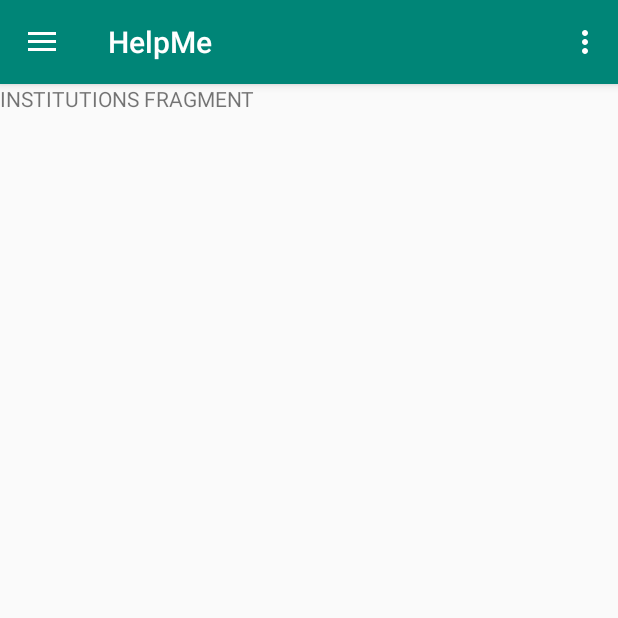
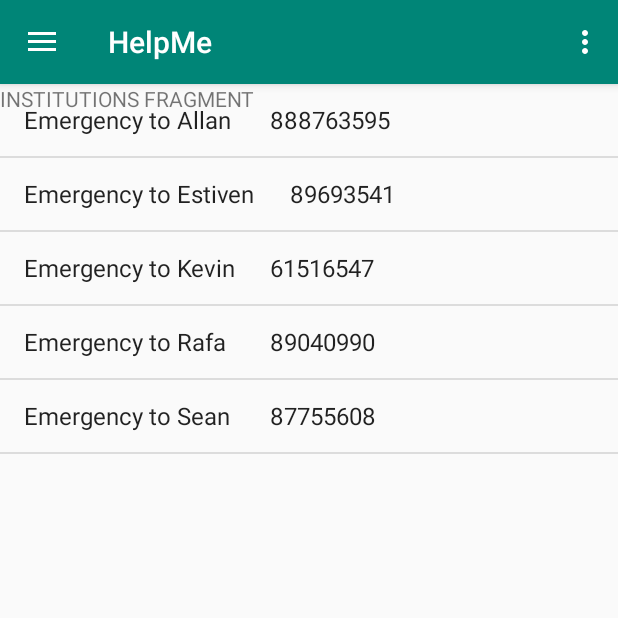
Before and after one commit to Rafa3094/HelpMe, an Android app: the screen it shows after launch (MainActivity), in the side drawer, after a tap on "Institutions", on a phone screen of 412 x 824 dp, the top half of it. Run offline under Robolectric (Android 15) with nearby library versions, the phone set to English and light mode, and no system bars.

Commit message:
Layout num.emergencia y funcionalidad

```diff
--- a/app/src/main/AndroidManifest.xml
+++ b/app/src/main/AndroidManifest.xml
@@ -9,10 +9,10 @@
 <!--Permisos para para la aplicacion helpme-->
     <uses-permission android:name="android.permission.SEND_SMS" />
     <uses-permission android:name="android.permission.CALL_PHONE" />
+    <uses-permission android:name="android.permission.READ_PHONE_STATE" />
     <uses-permission android:name="android.permission.ACCESS_FINE_LOCATION" />
     <uses-permission android:name="android.permission.ACCESS_COARSE_LOCATION" /> <!--Se utiliza para la localización del GPS-->
     <uses-permission android:name="android.permission.RECEIVE_SMS"/>
-
     <uses-permission android:name="android.permission.ACCESS_WIFI_STATE" />
 <!--*****************************************-->
 
--- a/app/src/main/java/com/helpme/Entities/EmergencyNumber.java
+++ b/app/src/main/java/com/helpme/Entities/EmergencyNumber.java
@@ -1,4 +1,38 @@
 package com.helpme.Entities;
 
 public class EmergencyNumber {
+
+    private String name;
+    private int phone;
+
+    public EmergencyNumber() {
+    }
+
+    public EmergencyNumber(String name, int phone) {
+        this.name = name;
+        this.phone = phone;
+    }
+
+    public String getName() {
+        return name;
+    }
+
+    public int getPhone() {
+        return phone;
+    }
+
+    public void setName(String name) {
+        this.name = name;
+    }
+
+    public void setPhone(int phone) {
+        this.phone = phone;
+    }
+
+    @Override
+    public String toString() {
+
+        return name + " \t\t " + phone;
+
+    }
 }
--- a/app/src/main/java/com/helpme/Fragments/InstitutionsFragment.java
+++ b/app/src/main/java/com/helpme/Fragments/InstitutionsFragment.java
@@ -1,20 +1,37 @@
 package com.helpme.Fragments;
 
 
+import android.Manifest;
+import android.content.Intent;
+import android.content.pm.PackageManager;
+import android.net.Uri;
 import android.os.Bundle;
+import android.os.storage.StorageManager;
 import android.support.annotation.NonNull;
+import android.support.v4.app.ActivityCompat;
 import android.support.v4.app.Fragment;
+import android.support.v4.content.ContextCompat;
+import android.util.Log;
 import android.view.LayoutInflater;
 import android.view.View;
 import android.view.ViewGroup;
+import android.widget.AdapterView;
+import android.widget.ArrayAdapter;
+import android.widget.ListView;
 
+import com.helpme.Entities.EmergencyNumber;
+import com.helpme.MainActivity;
 import com.helpme.R;
+
+import java.util.ArrayList;
 
 /**
  * A simple {@link Fragment} subclass.
  */
 public class InstitutionsFragment extends Fragment {
 
+    View view;
+    InstitutionsFragment fragment = this;
 
     public InstitutionsFragment() {
         // Required empty public constructor
@@ -25,7 +42,39 @@ public class InstitutionsFragment extends Fragment {
     public View onCreateView(@NonNull LayoutInflater inflater, ViewGroup container,
                              Bundle savedInstanceState) {
         // Inflate the layout for this fragment
-        return inflater.inflate(R.layout.fragment_institutions, container, false);
+        super.onCreate(savedInstanceState);
+        view = inflater.inflate(R.layout.fragment_institutions, container, false);
+
+        ListView lv = (ListView) view.findViewById(R.id.emergency_list);
+
+        final ArrayAdapter adapter = new ArrayAdapter<EmergencyNumber>(getActivity(), android.R.layout.simple_list_item_1 , getArrayOfArrayList());
+
+        lv.setAdapter(adapter);
+        lv.setOnItemClickListener(new AdapterView.OnItemClickListener() {
+            @Override
+            public void onItemClick(AdapterView<?> parent, View view, int position, long id) {
+                if(ContextCompat.checkSelfPermission(getContext(), Manifest.permission.CALL_PHONE) == PackageManager.PERMISSION_DENIED){
+                    ActivityCompat.requestPermissions(getActivity(), new String[] {Manifest.permission.CALL_PHONE}, 1);
+                }
+                if(ContextCompat.checkSelfPermission(getContext(), Manifest.permission.CALL_PHONE) == PackageManager.PERMISSION_GRANTED) {
+                    String phoneNumber = "" + ((EmergencyNumber) parent.getAdapter().getItem(position)).getPhone();
+                    Intent intent = new Intent(getActivity(), InstitutionsFragment.class);
+                    startActivity(new Intent(Intent.ACTION_CALL, Uri.parse("tel:" + phoneNumber)));
+                }
+            }
+        });
+        return view;
+    }
+
+    private EmergencyNumber[] getArrayOfArrayList(){
+        EmergencyNumber[] stringArray = {
+                new EmergencyNumber("Emergency to Allan",888763595),
+                new EmergencyNumber("Emergency to Estiven",89693541),
+                new EmergencyNumber("Emergency to Kevin", 61516547),
+                new EmergencyNumber("Emergency to Rafa", 89040990),
+                new EmergencyNumber("Emergency to Sean", 87755608)
+        };
+        return stringArray;
     }
 
 }
--- a/app/src/main/res/layout/fragment_institutions.xml
+++ b/app/src/main/res/layout/fragment_institutions.xml
@@ -7,8 +7,14 @@
 
     <!-- TODO: Update blank fragment layout -->
     <TextView
+        android:id="@+id/a"
         android:layout_width="match_parent"
         android:layout_height="match_parent"
         android:text="@string/institutions_fragment" />
 
+    <ListView
+        android:id="@+id/emergency_list"
+        android:layout_width="match_parent"
+        android:layout_height="match_parent" />
+
 </FrameLayout>
--- a/app/src/main/res/values/strings.xml
+++ b/app/src/main/res/values/strings.xml
@@ -34,4 +34,5 @@
     <string name="myBloodType">Blood Type</string>
     <string name="mySufferings">Sufferings</string>
     <string name="editButton">Update Information</string>
+    <string name="this_is_the_emergency_list">This is the emergency list</string>
 </resources>
```
